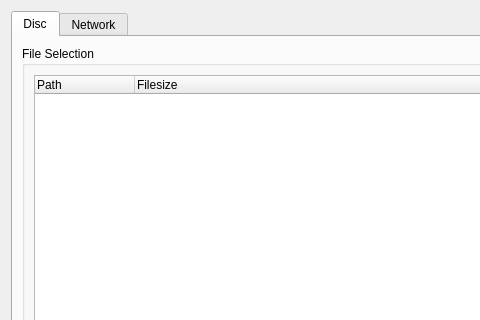
Above: opendialog.ui from labyrinthofdreams/screenpicker before the change; both pictures show x 0 to 480 and y 0 to 320 of the 565 by 445 pixel window. Below: the same form after it.
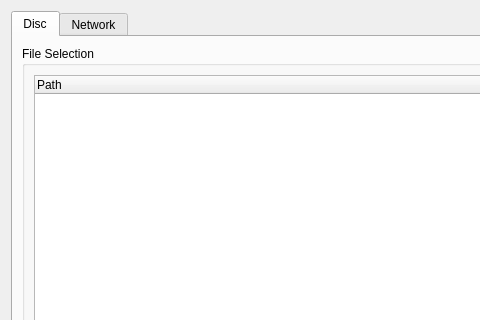
That is the form after the change.

Commit message: Remove: Filesize from open dialog

```diff
--- a/opendialog.ui
+++ b/opendialog.ui
@@ -40,11 +40,6 @@
               <string>Path</string>
              </property>
             </column>
-            <column>
-             <property name="text">
-              <string>Filesize</string>
-             </property>
-            </column>
            </widget>
           </item>
           <item>
```
The commit also changes 1 other file.
